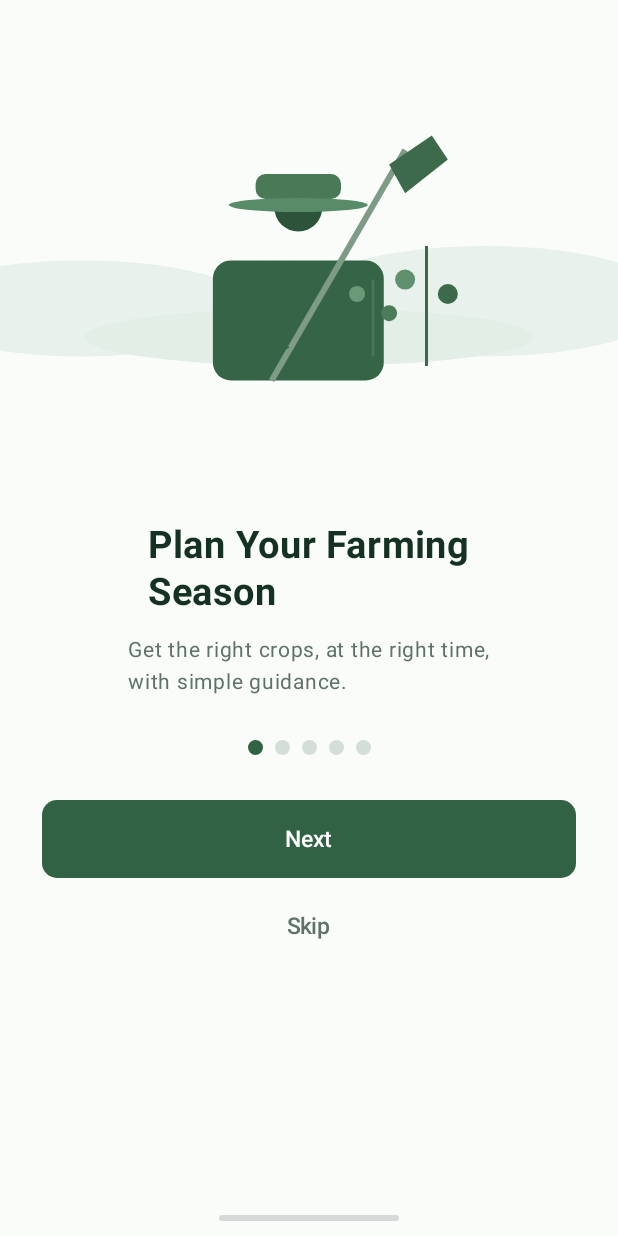
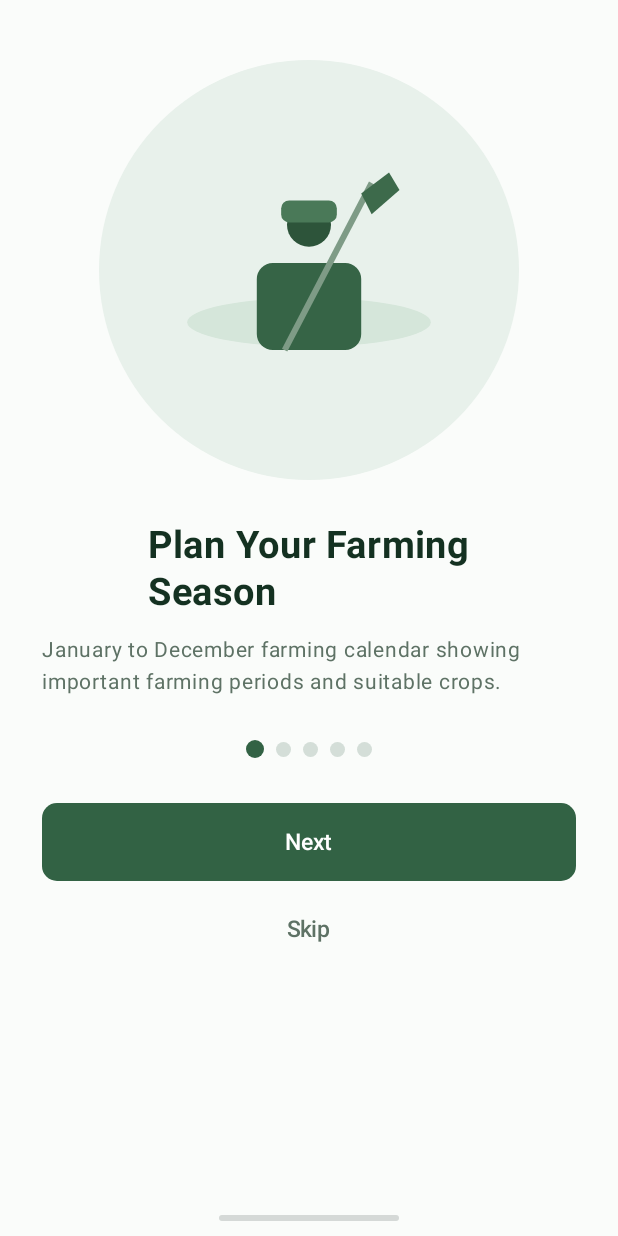
Before and after one commit to Razack2/Mlimi365, an Android app built with Jetpack Compose: the screen it shows after launch (MainActivity), on a phone screen of 412 x 824 dp. Run offline under Robolectric (Android 15) with nearby library versions, the phone set to English and light mode, and no system bars.

Commit message:
Added app navigation routes and multi-page OnboardingScreen pager
Configured NavHost navigation for home, calendar, search, reminders, and crop detail screens, and upgraded OnboardingScreen to use a scrollable HorizontalPager with dynamic illustrations and updated page indicators.

```diff
--- a/app/src/main/java/ui/screens/OnboardingScreen.kt
+++ b/app/src/main/java/ui/screens/OnboardingScreen.kt
@@ -5,26 +5,33 @@ import androidx.compose.foundation.background
 import androidx.compose.foundation.layout.Arrangement
 import androidx.compose.foundation.layout.Box
 import androidx.compose.foundation.layout.Column
+import androidx.compose.foundation.layout.Row
 import androidx.compose.foundation.layout.Spacer
 import androidx.compose.foundation.layout.fillMaxSize
 import androidx.compose.foundation.layout.fillMaxWidth
 import androidx.compose.foundation.layout.height
 import androidx.compose.foundation.layout.padding
 import androidx.compose.foundation.layout.size
+import androidx.compose.foundation.pager.HorizontalPager
+import androidx.compose.foundation.pager.rememberPagerState
 import androidx.compose.foundation.shape.CircleShape
 import androidx.compose.foundation.shape.RoundedCornerShape
 import androidx.compose.material3.Button
 import androidx.compose.material3.ButtonDefaults
 import androidx.compose.material3.Text
 import androidx.compose.runtime.Composable
+import androidx.compose.runtime.rememberCoroutineScope
 import androidx.compose.ui.Alignment
 import androidx.compose.ui.Modifier
+import androidx.compose.ui.geometry.CornerRadius
+import androidx.compose.ui.geometry.Offset
+import androidx.compose.ui.geometry.Size
 import androidx.compose.ui.graphics.Color
 import androidx.compose.ui.graphics.Path
-import androidx.compose.ui.graphics.drawscope.Stroke
+import androidx.compose.ui.text.font.FontWeight
 import androidx.compose.ui.unit.dp
 import androidx.compose.ui.unit.sp
-import androidx.compose.ui.text.font.FontWeight
+import kotlinx.coroutines.launch
 
 private val BrandGreen = Color(0xFF326244)
 private val BrandDark = Color(0xFF143121)
@@ -32,11 +39,48 @@ private val BrandMuted = Color(0xFF5E7265)
 private val Background = Color(0xFFFAFCFA)
 private val InactiveDot = Color(0xFFD4DED8)
 
+private data class OnboardingItem(
+    val title: String,
+    val description: String,
+    val illustrationType: Int
+)
+
+private val onboardingPages = listOf(
+    OnboardingItem(
+        title = "Plan Your Farming\nSeason",
+        description = "January to December farming calendar showing important farming periods and suitable crops.",
+        illustrationType = 0
+    ),
+    OnboardingItem(
+        title = "Seasonal Farming\nReminders",
+        description = "Get timely reminders for important seasonal farming activities like planting, fertilizing, and weeding.",
+        illustrationType = 1
+    ),
+    OnboardingItem(
+        title = "Crop Growing\nGuides",
+        description = "Detailed guidance on planting, spacing, fertilizer application, weeding, and harvesting.",
+        illustrationType = 2
+    ),
+    OnboardingItem(
+        title = "Search Crops &\nInformation",
+        description = "Quickly search for any crop and access its complete growing guide anytime.",
+        illustrationType = 3
+    ),
+    OnboardingItem(
+        title = "100% Offline\nAccess",
+        description = "Access all main farming information offline without needing continuous internet connectivity.",
+        illustrationType = 4
+    )
+)
+
 @Composable
 fun OnboardingScreen(
     onNext: () -> Unit = {},
     onSkip: () -> Unit = {}
 ) {
+    val pagerState = rememberPagerState(pageCount = { onboardingPages.size })
+    val coroutineScope = rememberCoroutineScope()
+    val currentPageData = onboardingPages[pagerState.currentPage]
 
     Column(
         modifier = Modifier
@@ -48,18 +92,39 @@ fun OnboardingScreen(
 
         Spacer(modifier = Modifier.height(20.dp))
 
-        // Farmer illustration
-        FarmerIllustration(
+        // Scrollable Pager containing circular functional illustrations
+        HorizontalPager(
+            state = pagerState,
             modifier = Modifier
                 .fillMaxWidth()
                 .height(320.dp)
+        ) { page ->
+            Box(
+                modifier = Modifier.fillMaxSize(),
+                contentAlignment = Alignment.Center
+            ) {
+                // Circular illustration container
+                Box(
+                    modifier = Modifier
+                        .size(280.dp)
+                        .background(Color(0xFFE8F1EB), CircleShape),
+                    contentAlignment = Alignment.Center
+                ) {
+                    FunctionIllustration(
+                        type = onboardingPages[page].illustrationType,
+                        modifier = Modifier
+                            .fillMaxSize()
+                            .padding(24.dp)
                     )
+                }
+            }
+        }
 
         Spacer(modifier = Modifier.height(8.dp))
 
         // Title
         Text(
-            text = "Plan Your Farming\nSeason",
+            text = currentPageData.title,
             color = BrandDark,
             fontSize = 25.sp,
             fontWeight = FontWeight.Bold,
@@ -70,7 +135,7 @@ fun OnboardingScreen(
 
         // Description
         Text(
-            text = "Get the right crops, at the right time,\nwith simple guidance.",
+            text = currentPageData.description,
             color = BrandMuted,
             fontSize = 14.sp,
             lineHeight = 21.sp
@@ -79,13 +144,24 @@ fun OnboardingScreen(
         Spacer(modifier = Modifier.height(28.dp))
 
         // Page indicators
-        RowDots()
+        RowDots(
+            currentPage = pagerState.currentPage,
+            pageCount = onboardingPages.size
+        )
 
         Spacer(modifier = Modifier.height(30.dp))
 
         // Next button
         Button(
-            onClick = onNext,
+            onClick = {
+                if (pagerState.currentPage < onboardingPages.size - 1) {
+                    coroutineScope.launch {
+                        pagerState.animateScrollToPage(pagerState.currentPage + 1)
+                    }
+                } else {
+                    onNext()
+                }
+            },
             modifier = Modifier
                 .fillMaxWidth()
                 .height(52.dp),
@@ -95,7 +171,7 @@ fun OnboardingScreen(
             )
         ) {
             Text(
-                text = "Next",
+                text = if (pagerState.currentPage == onboardingPages.size - 1) "Get Started" else "Next",
                 fontSize = 15.sp,
                 fontWeight = FontWeight.SemiBold
             )
@@ -134,31 +210,22 @@ fun OnboardingScreen(
 }
 
 @Composable
-private fun RowDots() {
-
-    androidx.compose.foundation.layout.Row(
+private fun RowDots(
+    currentPage: Int,
+    pageCount: Int
+) {
+    Row(
         horizontalArrangement = Arrangement.spacedBy(8.dp),
         verticalAlignment = Alignment.CenterVertically
     ) {
-
-        // Active dot
+        repeat(pageCount) { index ->
+            val isActive = index == currentPage
             Box(
                 modifier = Modifier
-                .size(10.dp)
+                    .size(if (isActive) 12.dp else 10.dp)
                     .background(
-                    BrandGreen,
-                    CircleShape
-                )
-        )
-
-        // Inactive dots
-        repeat(4) {
-            Box(
-                modifier = Modifier
-                    .size(10.dp)
-                    .background(
-                        InactiveDot,
-                        CircleShape
+                        color = if (isActive) BrandGreen else InactiveDot,
+                        shape = CircleShape
                     )
             )
         }
@@ -166,127 +233,45 @@ private fun RowDots() {
 }
 
 @Composable
-private fun FarmerIllustration(
+private fun FunctionIllustration(
+    type: Int,
     modifier: Modifier = Modifier
 ) {
-
-    Canvas(
-        modifier = modifier
-    ) {
-
+    Canvas(modifier = modifier) {
         val w = size.width
         val h = size.height
 
-        // Background hills
+        when (type) {
+            0 -> {
+                // 1. Planning / Calendar & Farmer
                 drawOval(
-            color = Color(0xFFE8F1EB),
-            topLeft = androidx.compose.ui.geometry.Offset(
-                -w * 0.25f,
-                h * 0.48f
-            ),
-            size = androidx.compose.ui.geometry.Size(
-                w * 0.65f,
-                h * 0.20f
+                    color = Color(0xFFD5E6DA),
+                    topLeft = Offset(w * 0.15f, h * 0.58f),
+                    size = Size(w * 0.70f, h * 0.14f)
                 )
-        )
-
-        drawOval(
-            color = Color(0xFFE8F1EB),
-            topLeft = androidx.compose.ui.geometry.Offset(
-                w * 0.48f,
-                h * 0.45f
-            ),
-            size = androidx.compose.ui.geometry.Size(
-                w * 0.70f,
-                h * 0.23f
-            )
-        )
-
-        // Ground
-        drawOval(
-            color = Color(0xFFE2EEE6),
-            topLeft = androidx.compose.ui.geometry.Offset(
-                w * 0.08f,
-                h * 0.58f
-            ),
-            size = androidx.compose.ui.geometry.Size(
-                w * 0.84f,
-                h * 0.12f
-            )
-        )
-
-        // Farmer body
                 drawRoundRect(
                     color = Color(0xFF366446),
-            topLeft = androidx.compose.ui.geometry.Offset(
-                w * 0.32f,
-                h * 0.48f
-            ),
-            size = androidx.compose.ui.geometry.Size(
-                w * 0.32f,
-                h * 0.25f
-            ),
-            cornerRadius = androidx.compose.ui.geometry.CornerRadius(
-                18f,
-                18f
+                    topLeft = Offset(w * 0.35f, h * 0.48f),
+                    size = Size(w * 0.30f, h * 0.25f),
+                    cornerRadius = CornerRadius(16f, 16f)
                 )
-        )
-
-        // Farmer head
                 drawCircle(
                     color = Color(0xFF2D543A),
-            radius = 24f,
-            center = androidx.compose.ui.geometry.Offset(
-                w * 0.48f,
-                h * 0.37f
+                    radius = 22f,
+                    center = Offset(w * 0.50f, h * 0.37f)
                 )
-        )
-
-        // Hat
                 drawRoundRect(
                     color = Color(0xFF4A7958),
-            topLeft = androidx.compose.ui.geometry.Offset(
-                w * 0.40f,
-                h * 0.30f
-            ),
-            size = androidx.compose.ui.geometry.Size(
-                w * 0.16f,
-                25f
-            ),
-            cornerRadius = androidx.compose.ui.geometry.CornerRadius(
-                10f,
-                10f
+                    topLeft = Offset(w * 0.42f, h * 0.30f),
+                    size = Size(w * 0.16f, 22f),
+                    cornerRadius = CornerRadius(8f, 8f)
                 )
-        )
-
-        // Hat brim
-        drawOval(
-            color = Color(0xFF588B68),
-            topLeft = androidx.compose.ui.geometry.Offset(
-                w * 0.35f,
-                h * 0.35f
-            ),
-            size = androidx.compose.ui.geometry.Size(
-                w * 0.26f,
-                14f
-            )
-        )
-
-        // Hoe handle
                 drawLine(
                     color = Color(0xFF7E9B86),
-            start = androidx.compose.ui.geometry.Offset(
-                w * 0.43f,
-                h * 0.73f
-            ),
-            end = androidx.compose.ui.geometry.Offset(
-                w * 0.68f,
-                h * 0.25f
-            ),
+                    start = Offset(w * 0.43f, h * 0.73f),
+                    end = Offset(w * 0.68f, h * 0.25f),
                     strokeWidth = 6f
                 )
-
-        // Hoe head
                 val hoe = Path().apply {
                     moveTo(w * 0.65f, h * 0.28f)
                     lineTo(w * 0.73f, h * 0.22f)
@@ -294,101 +279,108 @@ private fun FarmerIllustration(
                     lineTo(w * 0.68f, h * 0.34f)
                     close()
                 }
+                drawPath(path = hoe, color = Color(0xFF3D6A4B))
+            }
+            1 -> {
+                // 2. Reminders & Activities (Bell / Calendar badge)
+                drawRoundRect(
+                    color = Color(0xFF366446),
+                    topLeft = Offset(w * 0.30f, h * 0.30f),
+                    size = Size(w * 0.40f, h * 0.40f),
+                    cornerRadius = CornerRadius(16f, 16f)
+                )
+                drawCircle(
+                    color = Color(0xFFE5A93B),
+                    radius = 18f,
+                    center = Offset(w * 0.50f, h * 0.38f)
+                )
+                drawLine(
+                    color = Color(0xFFE8F1EB),
+                    start = Offset(w * 0.38f, h * 0.52f),
+                    end = Offset(w * 0.62f, h * 0.52f),
+                    strokeWidth = 4f
+                )
+                drawLine(
+                    color = Color(0xFFE8F1EB),
+                    start = Offset(w * 0.38f, h * 0.60f),
+                    end = Offset(w * 0.54f, h * 0.60f),
+                    strokeWidth = 4f
+                )
+            }
+            2 -> {
+                // 3. Crop Growing Guides (Leaf & Check)
+                val leafPath = Path().apply {
+                    moveTo(w * 0.50f, h * 0.22f)
+                    quadraticTo(w * 0.75f, h * 0.30f, w * 0.75f, h * 0.55f)
+                    quadraticTo(w * 0.75f, h * 0.80f, w * 0.50f, h * 0.85f)
+                    quadraticTo(w * 0.25f, h * 0.80f, w * 0.25f, h * 0.55f)
+                    quadraticTo(w * 0.25f, h * 0.30f, w * 0.50f, h * 0.22f)
+                    close()
+                }
+                drawPath(path = leafPath, color = Color(0xFF366446))
 
-        drawPath(
-            path = hoe,
-            color = Color(0xFF3D6A4B)
+                drawLine(
+                    color = Color(0xFF7E9B86),
+                    start = Offset(w * 0.50f, h * 0.30f),
+                    end = Offset(w * 0.50f, h * 0.78f),
+                    strokeWidth = 4f
                 )
-
-        // Farmer arms
+                drawCircle(
+                    color = Color(0xFF4A7958),
+                    radius = 20f,
+                    center = Offset(w * 0.68f, h * 0.68f)
+                )
+            }
+            3 -> {
+                // 4. Search Crops (Magnifying glass & list)
+                drawCircle(
+                    color = Color(0xFF366446),
+                    radius = 32f,
+                    center = Offset(w * 0.45f, h * 0.45f)
+                )
+                drawCircle(
+                    color = Color(0xFFE8F1EB),
+                    radius = 22f,
+                    center = Offset(w * 0.45f, h * 0.45f)
+                )
                 drawLine(
                     color = Color(0xFF366446),
-            start = androidx.compose.ui.geometry.Offset(
-                w * 0.37f,
-                h * 0.52f
-            ),
-            end = androidx.compose.ui.geometry.Offset(
-                w * 0.45f,
-                h * 0.67f
-            ),
-            strokeWidth = 16f
+                    start = Offset(w * 0.60f, h * 0.60f),
+                    end = Offset(w * 0.75f, h * 0.75f),
+                    strokeWidth = 8f
                 )
-
+            }
+            else -> {
+                // 5. 100% Offline Access (Cloud with check / shield)
+                drawCircle(
+                    color = Color(0xFF366446),
+                    radius = 36f,
+                    center = Offset(w * 0.50f, h * 0.45f)
+                )
+                drawCircle(
+                    color = Color(0xFF4A7958),
+                    radius = 26f,
+                    center = Offset(w * 0.38f, h * 0.52f)
+                )
+                drawCircle(
+                    color = Color(0xFF4A7958),
+                    radius = 28f,
+                    center = Offset(w * 0.62f, h * 0.52f)
+                )
+                // Checkmark / offline indicator
                 drawLine(
-            color = Color(0xFF366446),
-            start = androidx.compose.ui.geometry.Offset(
-                w * 0.60f,
-                h * 0.52f
-            ),
-            end = androidx.compose.ui.geometry.Offset(
-                w * 0.54f,
-                h * 0.64f
-            ),
-            strokeWidth = 16f
+                    color = Color(0xFFE8F1EB),
+                    start = Offset(w * 0.42f, h * 0.46f),
+                    end = Offset(w * 0.48f, h * 0.52f),
+                    strokeWidth = 5f
                 )
-
-        // Small plant 1
                 drawLine(
-            color = Color(0xFF487857),
-            start = androidx.compose.ui.geometry.Offset(
-                w * 0.62f,
-                h * 0.68f
-            ),
-            end = androidx.compose.ui.geometry.Offset(
-                w * 0.62f,
-                h * 0.52f
-            ),
-            strokeWidth = 3f
-        )
-
-        drawCircle(
-            color = Color(0xFF699A77),
-            radius = 8f,
-            center = androidx.compose.ui.geometry.Offset(
-                w * 0.59f,
-                h * 0.55f
-            )
-        )
-
-        drawCircle(
-            color = Color(0xFF4B7B59),
-            radius = 8f,
-            center = androidx.compose.ui.geometry.Offset(
-                w * 0.65f,
-                h * 0.59f
-            )
-        )
-
-        // Small plant 2
-        drawLine(
-            color = Color(0xFF3D6A4B),
-            start = androidx.compose.ui.geometry.Offset(
-                w * 0.72f,
-                h * 0.70f
-            ),
-            end = androidx.compose.ui.geometry.Offset(
-                w * 0.72f,
-                h * 0.45f
-            ),
-            strokeWidth = 3f
-        )
-
-        drawCircle(
-            color = Color(0xFF60916E),
-            radius = 10f,
-            center = androidx.compose.ui.geometry.Offset(
-                w * 0.68f,
-                h * 0.52f
-            )
-        )
-
-        drawCircle(
-            color = Color(0xFF3D6A4B),
-            radius = 10f,
-            center = androidx.compose.ui.geometry.Offset(
-                w * 0.76f,
-                h * 0.55f
-            )
+                    color = Color(0xFFE8F1EB),
+                    start = Offset(w * 0.48f, h * 0.52f),
+                    end = Offset(w * 0.58f, h * 0.38f),
+                    strokeWidth = 5f
                 )
             }
         }
+    }
+}
```
Also changed, not shown: app/src/main/java/ui/screens/navigation/AppNavigation.kt (+72 -1 lines). Lines whose indentation alone changed are shown as unchanged.
